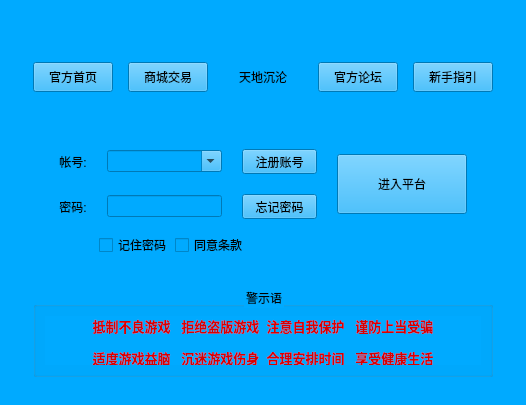
Qt form SuperGame/src/ui/loginui.ui (po2656233/QtProject) before a commit.
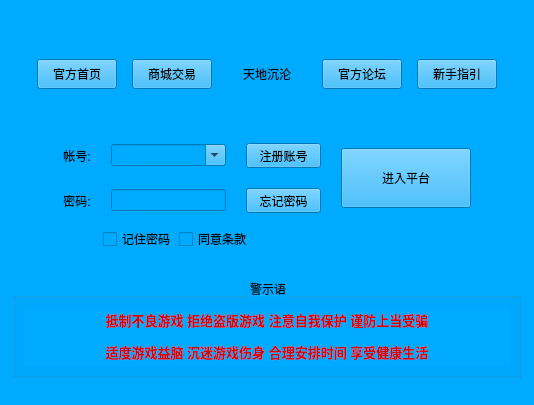
The same form after that commit.

Patch:
```diff
--- a/SuperGame/src/ui/loginui.ui
+++ b/SuperGame/src/ui/loginui.ui
@@ -6,7 +6,7 @@
    <rect>
     <x>0</x>
     <y>0</y>
-    <width>526</width>
+    <width>534</width>
     <height>405</height>
    </rect>
   </property>
@@ -279,14 +279,14 @@
       <widget class="QGroupBox" name="groupBox">
        <property name="minimumSize">
         <size>
-         <width>460</width>
-         <height>90</height>
+         <width>510</width>
+         <height>100</height>
         </size>
        </property>
        <property name="maximumSize">
         <size>
-         <width>460</width>
-         <height>90</height>
+         <width>510</width>
+         <height>100</height>
         </size>
        </property>
        <property name="styleSheet">
@@ -309,8 +309,8 @@
 &lt;html&gt;&lt;head&gt;&lt;meta name=&quot;qrichtext&quot; content=&quot;1&quot; /&gt;&lt;style type=&quot;text/css&quot;&gt;
 p, li { white-space: pre-wrap; }
 &lt;/style&gt;&lt;/head&gt;&lt;body style=&quot; font-family:'SimSun'; font-size:9pt; font-weight:400; font-style:normal;&quot;&gt;
-&lt;p align=&quot;center&quot; style=&quot; margin-top:12px; margin-bottom:12px; margin-left:0px; margin-right:0px; -qt-block-indent:0; text-indent:0px;&quot;&gt;&lt;span style=&quot; font-size:10pt; font-weight:600; color:#d90000;&quot;&gt;抵制不良游戏   拒绝盗版游戏  注意自我保护   谨防上当受骗&lt;/span&gt;&lt;/p&gt;
-&lt;p align=&quot;center&quot; style=&quot; margin-top:12px; margin-bottom:12px; margin-left:0px; margin-right:0px; -qt-block-indent:0; text-indent:0px;&quot;&gt;&lt;span style=&quot; font-size:10pt; font-weight:600; color:#d90000;&quot;&gt;适度游戏益脑   沉迷游戏伤身  合理安排时间   享受健康生活&lt;/span&gt;&lt;/p&gt;&lt;/body&gt;&lt;/html&gt;</string>
+&lt;p align=&quot;center&quot; style=&quot; margin-top:12px; margin-bottom:12px; margin-left:0px; margin-right:0px; -qt-block-indent:0; text-indent:0px;&quot;&gt;&lt;span style=&quot; font-size:10pt; font-weight:600; color:#d90000;&quot;&gt;抵制不良游戏 拒绝盗版游戏 注意自我保护 谨防上当受骗&lt;/span&gt;&lt;/p&gt;
+&lt;p align=&quot;center&quot; style=&quot; margin-top:12px; margin-bottom:12px; margin-left:0px; margin-right:0px; -qt-block-indent:0; text-indent:0px;&quot;&gt;&lt;span style=&quot; font-size:10pt; font-weight:600; color:#d90000;&quot;&gt;适度游戏益脑 沉迷游戏伤身 合理安排时间 享受健康生活&lt;/span&gt;&lt;/p&gt;&lt;/body&gt;&lt;/html&gt;</string>
           </property>
           <property name="scaledContents">
            <bool>false</bool>
```
